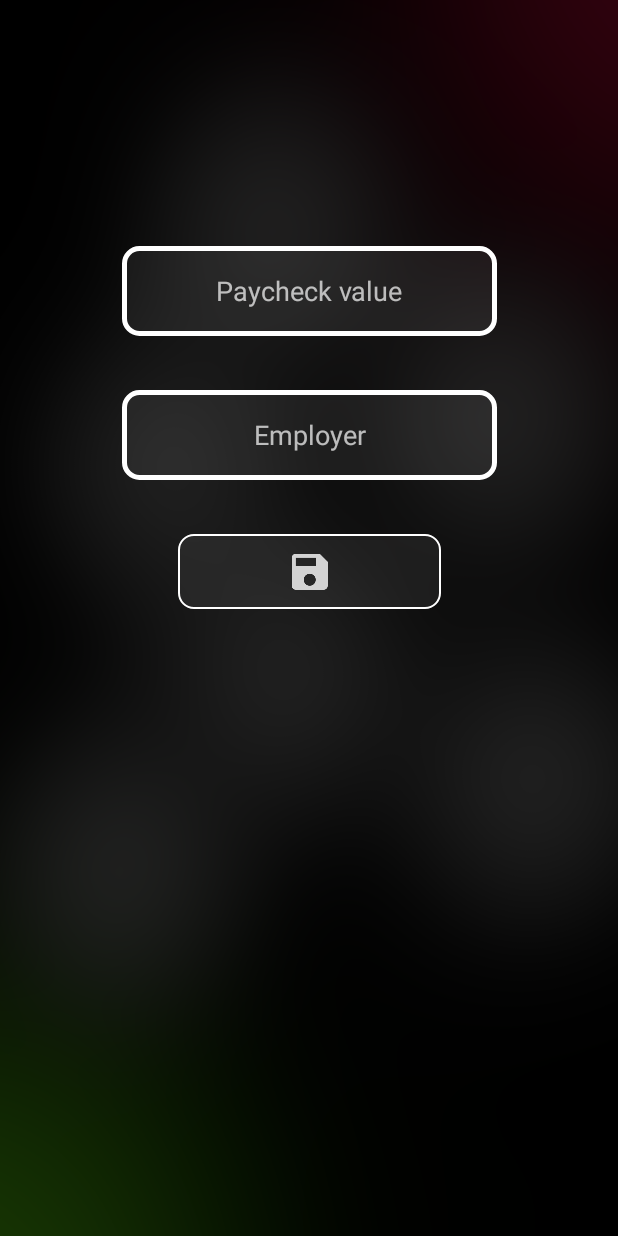
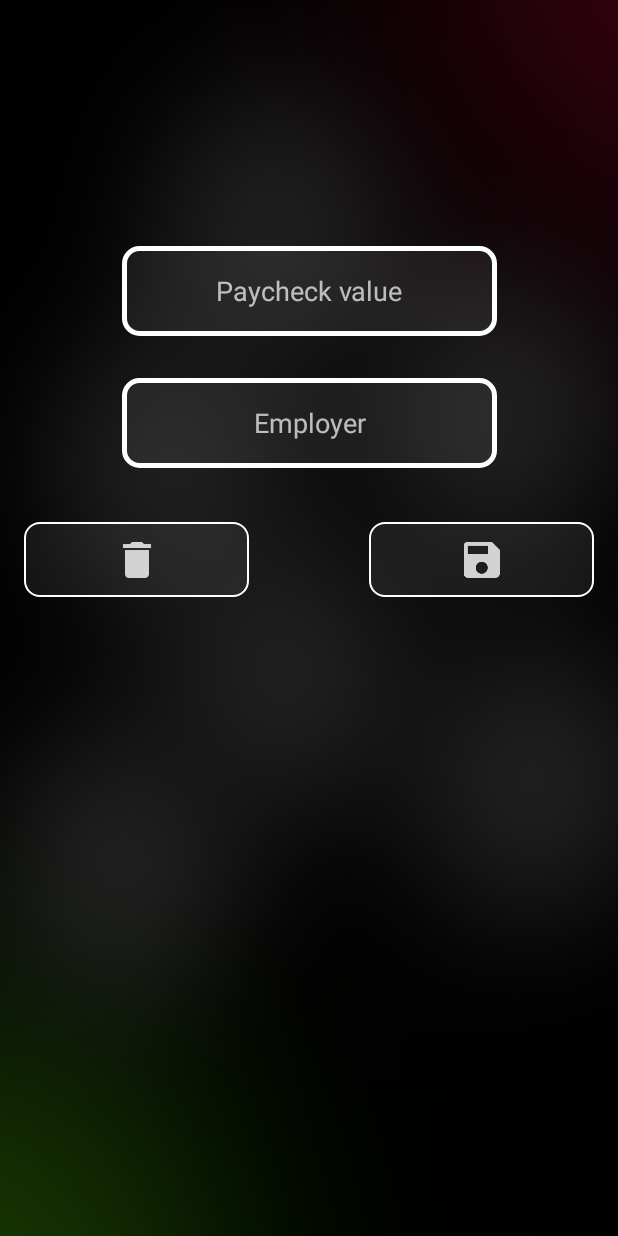
Before and after one commit to tstites14/Personal-Expenditures, an Android app: the AddPaycheckFragment screen opened directly, with no data from a screen before it, on a phone screen of 412 x 824 dp. Run offline under Robolectric (Android 15) with nearby library versions, the phone set to English and light mode, and no system bars.

Commit message:
Add UI for delete button

```diff
--- a/app/src/main/res/layout/fragment_add_paycheck.xml
+++ b/app/src/main/res/layout/fragment_add_paycheck.xml
@@ -28,27 +28,37 @@
         android:layout_height="wrap_content"
         android:layout_marginEnd="8dp"
         android:layout_marginStart="8dp"
-        android:layout_marginTop="36dp"
+        android:layout_marginTop="28dp"
         android:background="@drawable/edittext_back"
         android:hint="@string/edt_employer"
+        android:inputType="text"
         android:textAlignment="center"
         android:textSize="18sp"
-        android:inputType="text"
         app:layout_constraintEnd_toEndOf="parent"
         app:layout_constraintStart_toStartOf="parent"
         app:layout_constraintTop_toBottomOf="@+id/edt_payAmount" />
 
     <ImageButton
-        android:id="@+id/btn_savePaycheck"
-        android:layout_width="175dp"
+        android:id="@+id/btn_deletePaycheck"
+        android:layout_width="150dp"
         android:layout_height="50dp"
-        android:layout_marginEnd="8dp"
-        android:layout_marginStart="8dp"
+        android:layout_marginStart="16dp"
         android:layout_marginTop="36dp"
         android:background="@drawable/button"
-        android:src="@drawable/save_receipt"
-        android:contentDescription="@string/img_saveButton"
-        app:layout_constraintEnd_toEndOf="parent"
+        android:src="@drawable/delete_image"
+        android:contentDescription="@string/img_delteButton"
         app:layout_constraintStart_toStartOf="parent"
         app:layout_constraintTop_toBottomOf="@+id/edt_employer" />
+
+    <ImageButton
+        android:id="@+id/btn_savePaycheck"
+        android:layout_width="150dp"
+        android:layout_height="50dp"
+        android:layout_marginEnd="16dp"
+        android:layout_marginTop="36dp"
+        android:background="@drawable/button"
+        android:contentDescription="@string/img_saveButton"
+        android:src="@drawable/save_receipt"
+        app:layout_constraintEnd_toEndOf="parent"
+        app:layout_constraintTop_toBottomOf="@+id/edt_employer" />
 </android.support.constraint.ConstraintLayout>
--- a/app/src/main/res/values/strings.xml
+++ b/app/src/main/res/values/strings.xml
@@ -13,6 +13,7 @@
     <string name="txt_category">Category</string>
     <string name="img_RVThumb">Image of a transaction\'s receipt (if available)</string>
     <string name="img_saveButton">Image of a save icon</string>
+    <string name="img_delteButton">Image of a delete icon</string>
     <string name="edt_title">Transaction name</string>
     <string name="edt_category">Category</string>
     <string name="edt_location">Location</string>
```
Also changed, not shown: app/src/main/res/layout/fragment_add.xml (+14 -1 lines), app/src/main/res/drawable-hdpi/delete_image.png (added), app/src/main/res/drawable-mdpi/delete_image.png (added), app/src/main/res/drawable-xhdpi/delete_image.png (added), app/src/main/res/drawable-xxhdpi/delete_image.png (added).
